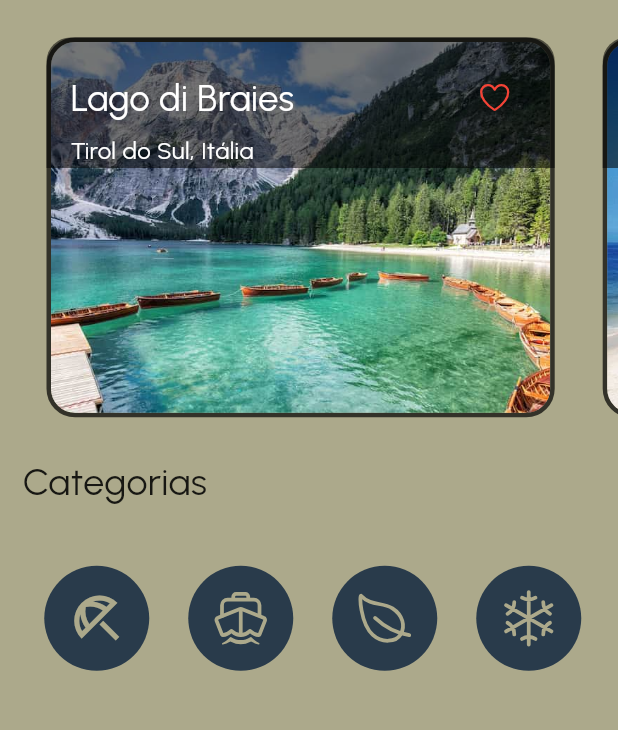
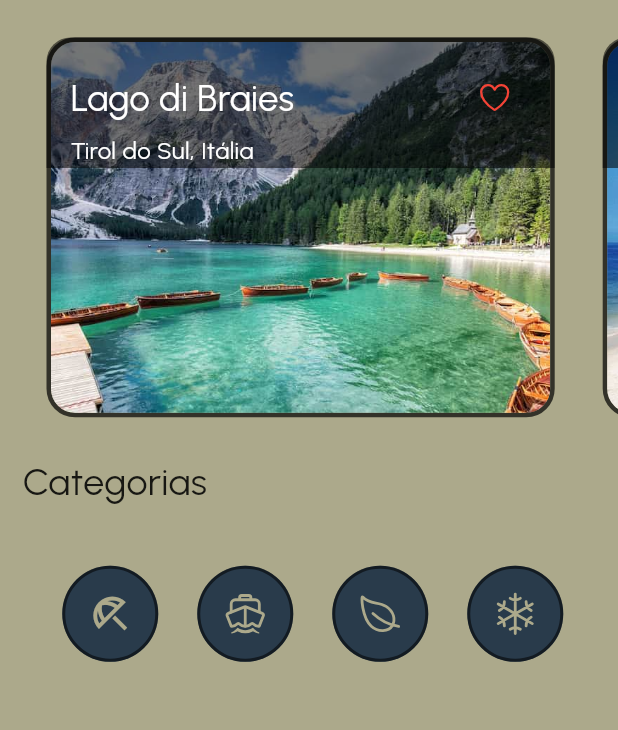
Before and after one commit to Alvimm/m4n2, a Flutter app: the screen it shows after launch, on a phone screen of 412 x 824 dp, the part 339-1069 px from its top. Run offline on Flutter 3.47's test engine with Material 3 defaults, Android fonts, the phone set to English and light mode, and no system bars; our stand-ins replace google_fonts, ionicons.

Commit message:
Update category icon button styling

```diff
--- a/lib/widgets/category_icon_btn.dart
+++ b/lib/widgets/category_icon_btn.dart
@@ -15,8 +15,9 @@
             decoration: BoxDecoration(
               color: MyColors.primary,
               borderRadius: BorderRadius.circular(50),
+              border: Border.all(color: MyColors.background, width: 2)
             ),
-            child: Icon(icon, size: 40, color: MyColors.secondary)),
+            child: Icon(icon, size: 30, color: MyColors.secondary)),
         onPressed: () {},
       ),
     );
```
